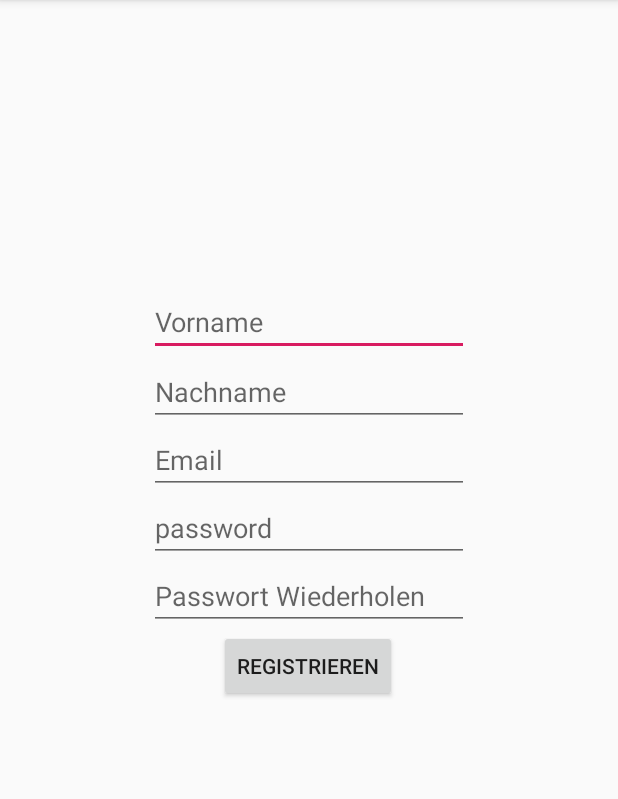
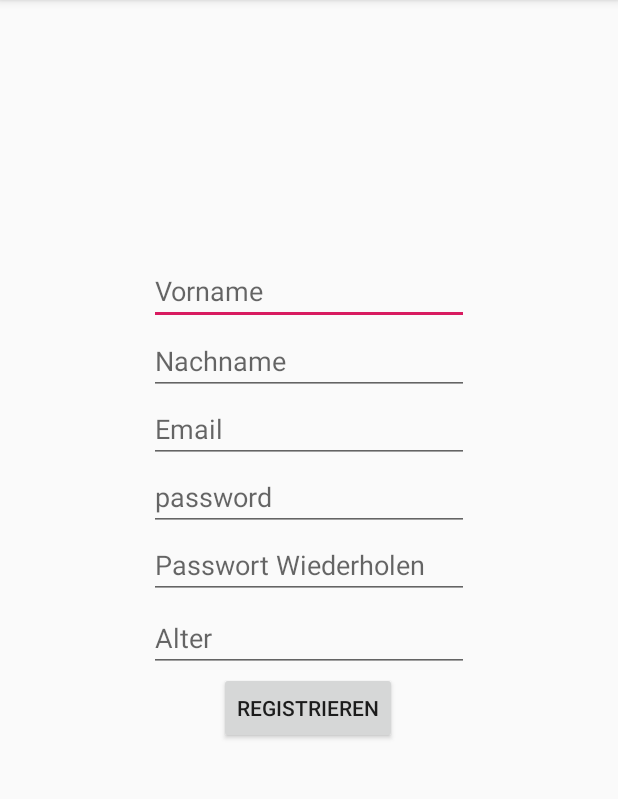
Before and after one commit to sbecirovic-tgm/FirebaseEvaluation, an Android app: the RegisterActivity screen opened directly, with no data from a screen before it, on a phone screen of 412 x 824 dp, the part 84-883 px from its top. Run offline under Robolectric (Android 15) with nearby library versions, the phone set to English and light mode, and no system bars; our stand-ins replace Firebase (no records; nobody signed in at launch, a user with empty details on screens opened directly).

Commit message:
Benutzerdaten speichern fertig

```diff
--- a/app/src/main/java/com/example/firebaseeva/Interessen.java
+++ b/app/src/main/java/com/example/firebaseeva/Interessen.java
@@ -111,8 +111,6 @@ public class Interessen extends AppCompatActivity {
             }
         }
 
-
-        //db.collection("Profil").document(user.getEmail()).set(user);
         db.collection("Profil").document(user.getEmail()).update("interessen", interresen)
                 .addOnSuccessListener(new OnSuccessListener<Void>() {
             @Override
--- a/app/src/main/java/com/example/firebaseeva/RegisterActivity.java
+++ b/app/src/main/java/com/example/firebaseeva/RegisterActivity.java
@@ -19,15 +19,18 @@ import com.google.firebase.auth.FirebaseUser;
 import com.google.firebase.auth.UserProfileChangeRequest;
 import com.google.firebase.firestore.FirebaseFirestore;
 
+import java.io.Serializable;
 import java.util.HashMap;
+import java.util.Map;
 
 public class RegisterActivity extends AppCompatActivity {
 
-    EditText firstName, lastName, email, password, passwortWh;
+    EditText firstName, lastName, email, password, passwortWh, alterEingabe;
     Button registerBtn;
     FirebaseAuth firebaseAuth;
     private FirebaseAuth.AuthStateListener authStateListener;
     FirebaseFirestore db;
+    Map<String, Object> userData;
 
     @Override
     protected void onCreate(Bundle savedInstanceState) {
@@ -41,7 +44,8 @@ public class RegisterActivity extends AppCompatActivity {
             @Override
             public void onAuthStateChanged(@NonNull FirebaseAuth firebaseAuth) {
                 if(firebaseAuth.getCurrentUser() != null) {
-                    startActivity(new Intent(RegisterActivity.this, Interessen.class));
+                    startActivity(new Intent(RegisterActivity.this, Interessen.class)
+                    .putExtra("map", (Serializable) userData));
                 }
             }
         };
@@ -51,6 +55,7 @@ public class RegisterActivity extends AppCompatActivity {
         email = (EditText) findViewById(R.id.emailInput);
         password = (EditText) findViewById(R.id.passwortInput);
         passwortWh = (EditText) findViewById(R.id.wiederholung);
+        alterEingabe = (EditText) findViewById(R.id.alter);
 
         registerBtn = (Button) findViewById(R.id.register);
         registerBtn.setOnClickListener(new View.OnClickListener() {
@@ -60,6 +65,7 @@ public class RegisterActivity extends AppCompatActivity {
             }
         });
 
+        userData = new HashMap<>();
     }
 
     @Override
@@ -77,6 +83,7 @@ public class RegisterActivity extends AppCompatActivity {
         final String passwordWhString = passwortWh.getText().toString();
         final String firstnameString = firstName.getText().toString();
         final String lastnameString = lastName.getText().toString();
+        final int alterString = Integer.parseInt(this.alterEingabe.getText().toString());
 
 
         if(TextUtils.isEmpty(emailString) || TextUtils.isEmpty(passwordString)) {
@@ -89,7 +96,14 @@ public class RegisterActivity extends AppCompatActivity {
                 public void onComplete(@NonNull Task<AuthResult> task) {
                     if (task.isSuccessful()) {
                         FirebaseUser user = firebaseAuth.getCurrentUser();
-                        db.collection("Profil").document(user.getEmail()).set(user);
+                        Map<String, String> name = new HashMap<>();
+                        name.put("vorname", firstnameString);
+                        name.put("nachname", lastnameString);
+                        userData.put("name", name);
+                        userData.put("BenutzerName", firstnameString.toLowerCase()+""+lastnameString);
+                        userData.put("eMailAdresse", emailString);
+                        userData.put("alter", alterString);
+                        db.collection("Profil").document(user.getEmail()).set(userData);
                     }
                 }
             });
--- a/app/src/main/res/layout/activity_register.xml
+++ b/app/src/main/res/layout/activity_register.xml
@@ -56,10 +56,11 @@
         android:id="@+id/wiederholung"
         android:layout_width="wrap_content"
         android:layout_height="wrap_content"
+        android:layout_marginBottom="3dp"
         android:ems="10"
         android:hint="Passwort Wiederholen"
         android:inputType="textPassword"
-        app:layout_constraintBottom_toTopOf="@+id/register"
+        app:layout_constraintBottom_toTopOf="@+id/alter"
         app:layout_constraintEnd_toEndOf="parent"
         app:layout_constraintStart_toStartOf="parent" />
 
@@ -67,11 +68,22 @@
         android:id="@+id/register"
         android:layout_width="wrap_content"
         android:layout_height="wrap_content"
-        android:layout_marginBottom="300dp"
+        android:layout_marginBottom="272dp"
         android:text="Registrieren"
         app:layout_constraintBottom_toBottomOf="parent"
         app:layout_constraintEnd_toEndOf="parent"
         app:layout_constraintHorizontal_bias="0.498"
         app:layout_constraintStart_toStartOf="parent" />
 
+    <EditText
+        android:id="@+id/alter"
+        android:layout_width="wrap_content"
+        android:layout_height="wrap_content"
+        android:ems="10"
+        android:hint="Alter"
+        android:inputType="number"
+        app:layout_constraintBottom_toTopOf="@+id/register"
+        app:layout_constraintEnd_toEndOf="parent"
+        app:layout_constraintStart_toStartOf="parent" />
+
 </androidx.constraintlayout.widget.ConstraintLayout>
```
